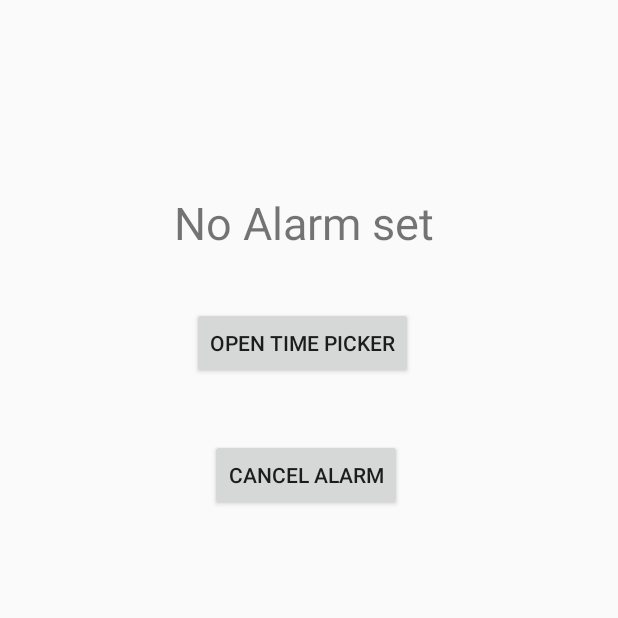
After one commit to trathaka/SIT305---Assignment-2, an Android app: the TimePicker screen opened directly, with no data from a screen before it, on a phone screen of 412 x 824 dp, the top half of it. The commit adds this screen. Run offline under Robolectric (Android 15) with nearby library versions, the phone set to English and light mode, and no system bars.

Commit message:
Added notification alarm

```diff
--- a/Assignment2/app/src/main/AndroidManifest.xml
+++ b/Assignment2/app/src/main/AndroidManifest.xml
@@ -3,6 +3,7 @@
     package="com.example.assignment2">
 
     <uses-permission android:name="android.permission.INTERNET" />
+
     <application
         android:allowBackup="true"
         android:icon="@mipmap/ic_launcher"
@@ -10,7 +11,8 @@
         android:roundIcon="@mipmap/ic_launcher_round"
         android:supportsRtl="true"
         android:theme="@style/AppTheme">
-        <activity android:name=".LogoutPage"></activity>
+        <activity android:name=".TimePicker"></activity>
+        <activity android:name=".LogoutPage" />
         <activity android:name=".LoginPage" />
         <activity android:name=".KoreanNavigation.KoreanMainFragment" />
         <activity android:name=".JapaneseNavigation.JapaneseMainFragment" />
@@ -38,6 +40,8 @@
         <meta-data
             android:name="preloaded_fonts"
             android:resource="@array/preloaded_fonts" />
+
+        <receiver android:name=".AlertReceiver" />
     </application>
 
 </manifest>
--- a/Assignment2/app/src/main/java/com/example/assignment2/JapaneseNavigation/JapaneseProfileFragment.java
+++ b/Assignment2/app/src/main/java/com/example/assignment2/JapaneseNavigation/JapaneseProfileFragment.java
@@ -69,8 +69,6 @@ public class JapaneseProfileFragment extends Fragment {
             id.setText(personId);
             Glide.with(this).load(String.valueOf(personPhoto)).into(imageView);
 
-
-
         }
         return view;
     }
--- /dev/null
+++ b/Assignment2/app/src/main/java/com/example/assignment2/TimePicker.java
@@ -0,0 +1,78 @@
+package com.example.assignment2;
+
+import androidx.appcompat.app.AppCompatActivity;
+import androidx.fragment.app.DialogFragment;
+
+import android.app.AlarmManager;
+import android.app.PendingIntent;
+import android.app.TimePickerDialog;
+import android.content.Context;
+import android.content.Intent;
+import android.os.Bundle;
+import android.view.View;
+import android.widget.Button;
+import android.widget.TextView;
+
+import java.text.DateFormat;
+import java.util.Calendar;
+
+public class TimePicker extends AppCompatActivity implements TimePickerDialog.OnTimeSetListener{
+
+    private TextView mTextView;
+
+    @Override
+    protected void onCreate(Bundle savedInstanceState) {
+        super.onCreate(savedInstanceState);
+        setContentView(R.layout.activity_time_picker);
+        mTextView = findViewById(R.id.textView);
+        Button buttonTimePicker = findViewById(R.id.button_timepicker);
+        buttonTimePicker.setOnClickListener(new View.OnClickListener() {
+            @Override
+            public void onClick(View v) {
+                DialogFragment timePicker = new TimePickerFragment();
+                timePicker.show(getSupportFragmentManager(), "time picker");
+            }
+        });
+
+        Button buttonCancelAlarm = findViewById(R.id.button_cancel);
+        buttonCancelAlarm.setOnClickListener(new View.OnClickListener() {
+            @Override
+            public void onClick(View v) {
+                cancelAlarm();
+            }
+        });
+    }
+
+    private void updateTimeText(Calendar c) {
+        String timeText = "Reminder at ";
+        timeText += DateFormat.getTimeInstance(DateFormat.SHORT).format(c.getTime());
+        mTextView.setText(timeText);
+    }
+    private void startAlarm(Calendar c) {
+        AlarmManager alarmManager = (AlarmManager) getSystemService(Context.ALARM_SERVICE);
+        Intent intent = new Intent(this, AlertReceiver.class);
+        PendingIntent pendingIntent = PendingIntent.getBroadcast(this, 1, intent, 0);
+        if (c.before(Calendar.getInstance())) {
+            c.add(Calendar.DATE, 1);
+        }
+        alarmManager.setExact(AlarmManager.RTC_WAKEUP, c.getTimeInMillis(), pendingIntent);
+    }
+    private void cancelAlarm() {
+        AlarmManager alarmManager = (AlarmManager) getSystemService(Context.ALARM_SERVICE);
+        Intent intent = new Intent(this, AlertReceiver.class);
+        PendingIntent pendingIntent = PendingIntent.getBroadcast(this, 1, intent, 0);
+        alarmManager.cancel(pendingIntent);
+        mTextView.setText("Reminder Cancelled");
+    }
+
+    @Override
+    public void onTimeSet(android.widget.TimePicker view, int hourOfDay, int minute) {
+        Calendar c = Calendar.getInstance();
+        c.set(Calendar.HOUR_OF_DAY, hourOfDay);
+        c.set(Calendar.MINUTE, minute);
+        c.set(Calendar.SECOND, 0);
+        updateTimeText(c);
+        startAlarm(c);
+
+    }
+}
--- a/Assignment2/app/src/main/res/drawable/gradient2.xml
+++ b/Assignment2/app/src/main/res/drawable/gradient2.xml
@@ -2,6 +2,6 @@
 <shape xmlns:android="http://schemas.android.com/apk/res/android">
     <gradient
         android:angle="225"
-        android:endColor="#43b4ef"
+        android:endColor="#edb007"
         android:startColor="#edb007" />
 </shape>
--- a/Assignment2/app/src/main/res/drawable/gradientlist.xml
+++ b/Assignment2/app/src/main/res/drawable/gradientlist.xml
@@ -1,9 +1,9 @@
 <?xml version="1.0" encoding="utf-8"?>
 <animation-list xmlns:android="http://schemas.android.com/apk/res/android">
+    <item android:drawable="@drawable/gradient2"
+        android:duration="100"/>
+
     <item android:drawable="@drawable/gradient1"
-        android:duration="5000"/>
-
-    <item android:drawable="@drawable/gradient2"
         android:duration="5000"/>
 
     <item android:drawable="@drawable/gradient3"
--- /dev/null
+++ b/Assignment2/app/src/main/res/layout/activity_time_picker.xml
@@ -0,0 +1,46 @@
+<?xml version="1.0" encoding="utf-8"?>
+<androidx.constraintlayout.widget.ConstraintLayout xmlns:android="http://schemas.android.com/apk/res/android"
+    xmlns:app="http://schemas.android.com/apk/res-auto"
+    xmlns:tools="http://schemas.android.com/tools"
+    android:layout_width="match_parent"
+    android:layout_height="match_parent"
+    tools:context=".TimePicker">
+
+    <TextView
+        android:id="@+id/textView"
+        android:layout_width="wrap_content"
+        android:layout_height="wrap_content"
+        android:layout_above="@id/button_timepicker"
+        android:layout_centerHorizontal="true"
+        android:layout_marginStart="116dp"
+        android:layout_marginTop="128dp"
+        android:text="No Alarm set"
+        android:textSize="30sp"
+        app:layout_constraintStart_toStartOf="parent"
+        app:layout_constraintTop_toTopOf="parent" />
+
+    <Button
+        android:id="@+id/button_timepicker"
+        android:layout_width="wrap_content"
+        android:layout_height="wrap_content"
+        android:layout_centerHorizontal="true"
+        android:layout_centerVertical="true"
+        android:layout_marginStart="128dp"
+        android:layout_marginTop="36dp"
+        android:text="open time picker"
+        app:layout_constraintStart_toStartOf="parent"
+        app:layout_constraintTop_toBottomOf="@+id/textView" />
+
+    <Button
+        android:id="@+id/button_cancel"
+        android:layout_width="wrap_content"
+        android:layout_height="wrap_content"
+        android:layout_below="@id/button_timepicker"
+        android:layout_centerHorizontal="true"
+        android:layout_marginStart="140dp"
+        android:layout_marginTop="40dp"
+        android:text="cancel alarm"
+        app:layout_constraintStart_toStartOf="parent"
+        app:layout_constraintTop_toBottomOf="@+id/button_timepicker" />
+
+</androidx.constraintlayout.widget.ConstraintLayout>
--- a/Assignment2/app/src/main/res/layout/fragment_profile.xml
+++ b/Assignment2/app/src/main/res/layout/fragment_profile.xml
@@ -2,7 +2,6 @@
 <androidx.constraintlayout.widget.ConstraintLayout
     xmlns:android="http://schemas.android.com/apk/res/android"
     xmlns:app="http://schemas.android.com/apk/res-auto"
-    xmlns:tools="http://schemas.android.com/tools"
     android:layout_width="match_parent"
     android:layout_height="match_parent"
     android:background="@android:color/white">
--- a/Assignment2/app/src/main/res/values/strings.xml
+++ b/Assignment2/app/src/main/res/values/strings.xml
@@ -2,7 +2,7 @@
     <string name="app_name">Assignment2</string>
 
     <string-array name="fadeText">
-    <item>Tap on Learn</item>
-    <item>To get started!</item>
+        <item>Tap on Learn</item>
+        <item>To get started</item>
     </string-array>
 </resources>
```
Also changed, not shown: Assignment2/app/src/main/java/com/example/assignment2/AlertReceiver.java (added, +18 -0 lines), Assignment2/app/src/main/java/com/example/assignment2/KoreanNavigation/KoreanMainFragment.java (+2 -5 lines), Assignment2/app/src/main/java/com/example/assignment2/KoreanNavigation/KoreanSettingFragment.java (+15 -1 lines), Assignment2/app/src/main/java/com/example/assignment2/NotificationHelper.java (added, +40 -0 lines), Assignment2/app/src/main/java/com/example/assignment2/TimePickerFragment.java (added, +22 -0 lines), Assignment2/app/src/main/res/layout/activity_main.xml (+6 -5 lines), Assignment2/app/src/main/res/layout/fragment_japanese_home.xml (+12 -2 lines), Assignment2/app/src/main/res/layout/fragment_korean_home.xml (+13 -2 lines), Assignment2/app/src/main/res/layout/fragment_setting.xml (+11 -3 lines), 115 other files.
